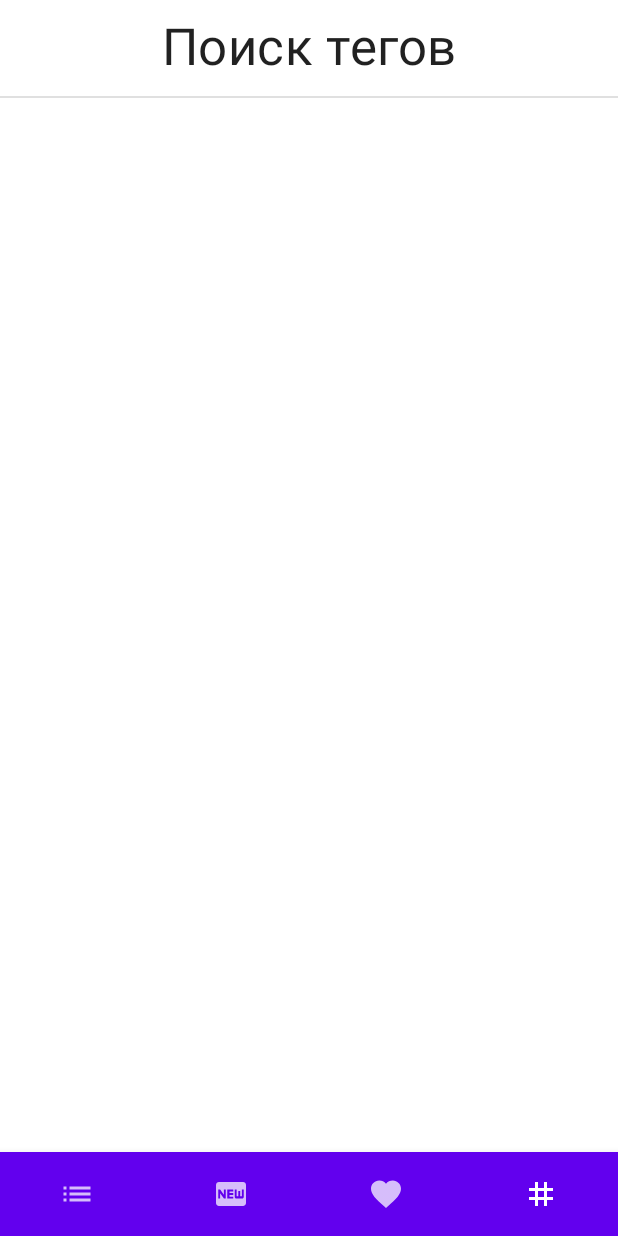
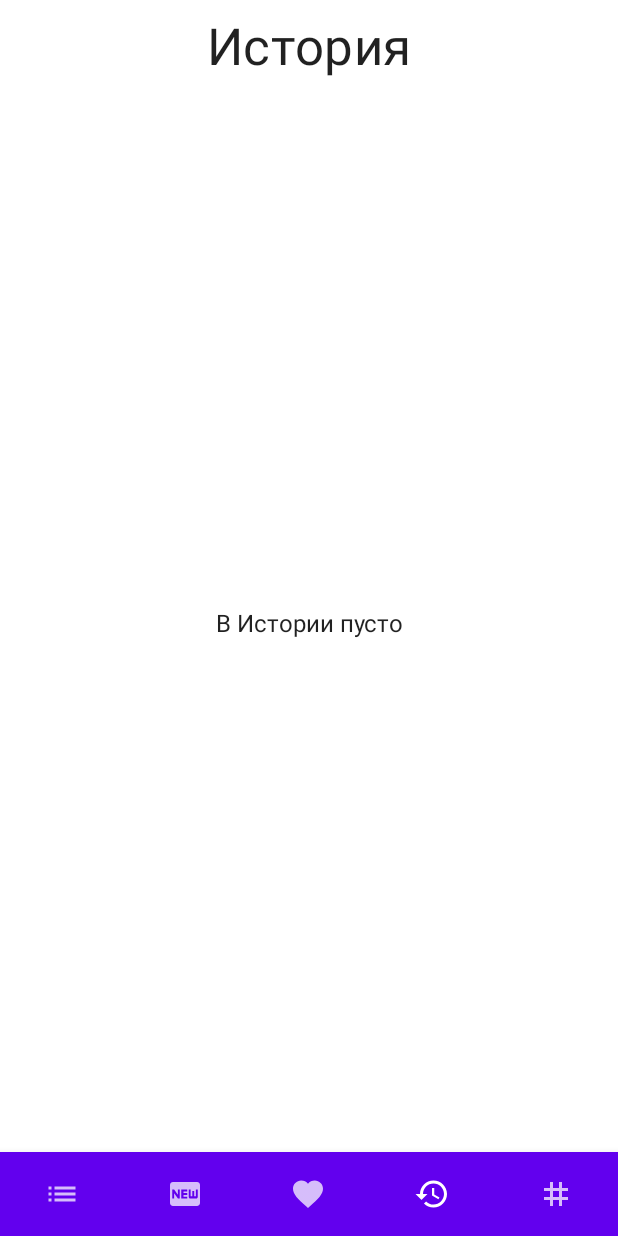
Before and after one commit to pokatomnik/scp-foundation, an Android app built with Jetpack Compose: the screen it shows after launch (MainActivity), item 4 of the bottom bar chosen, on a phone screen of 412 x 824 dp. Run offline under Robolectric (Android 15) with nearby library versions, the phone set to English and light mode, and no system bars; our stand-ins replace Dagger/Hilt's generated code, Room's generated code, accompanist; 1 statement that could not run was skipped.

Commit message:
Implement history

```diff
--- a/app/src/main/java/tk/pokatomnik/scpfoundation/MainActivity.kt
+++ b/app/src/main/java/tk/pokatomnik/scpfoundation/MainActivity.kt
@@ -5,28 +5,27 @@ import androidx.activity.ComponentActivity
 import androidx.activity.compose.setContent
 import androidx.compose.foundation.layout.fillMaxSize
 import androidx.compose.foundation.layout.padding
-import androidx.compose.material.*
+import androidx.compose.material.BottomNavigation
+import androidx.compose.material.MaterialTheme
+import androidx.compose.material.Scaffold
+import androidx.compose.material.Surface
 import androidx.compose.material.icons.Icons
-import androidx.compose.material.icons.filled.Favorite
-import androidx.compose.material.icons.filled.FiberNew
-import androidx.compose.material.icons.filled.List
-import androidx.compose.material.icons.filled.Tag
-import androidx.compose.runtime.getValue
+import androidx.compose.material.icons.filled.*
 import androidx.compose.ui.Modifier
-import androidx.navigation.NavDestination.Companion.hierarchy
 import androidx.navigation.NavType
 import androidx.navigation.compose.NavHost
 import androidx.navigation.compose.composable
-import androidx.navigation.compose.currentBackStackEntryAsState
 import androidx.navigation.compose.rememberNavController
 import androidx.navigation.navArgument
 import dagger.hilt.android.AndroidEntryPoint
+import tk.pokatomnik.scpfoundation.components.SCPNavItem
 import tk.pokatomnik.scpfoundation.domain.PageInfoImpl
 import tk.pokatomnik.scpfoundation.features.favorites.FavoritesList
+import tk.pokatomnik.scpfoundation.features.page.Page
+import tk.pokatomnik.scpfoundation.features.pageslist.PagesList
+import tk.pokatomnik.scpfoundation.features.pagesproviders.HistoryPagesProvider
 import tk.pokatomnik.scpfoundation.features.pagesproviders.LatestPagesProvider
-import tk.pokatomnik.scpfoundation.features.page.Page
 import tk.pokatomnik.scpfoundation.features.pagesproviders.MainPagesByRatingProvider
-import tk.pokatomnik.scpfoundation.features.pageslist.PagesList
 import tk.pokatomnik.scpfoundation.features.pagesproviders.MainPagesByTagsProvider
 import tk.pokatomnik.scpfoundation.features.tags.Tags
 import tk.pokatomnik.scpfoundation.ui.theme.SCPFoundationTheme
@@ -43,76 +42,35 @@ class MainActivity : ComponentActivity() {
                 Scaffold(
                     bottomBar = {
                         BottomNavigation {
-                            val navBackStackEntry by navController.currentBackStackEntryAsState()
-                            val currentDestination = navBackStackEntry?.destination
-                            BottomNavigationItem(
-                                selected = currentDestination?.hierarchy?.any { it.route === "pages" } == true,
-                                onClick = {
-                                    navController.navigate("pages") {
-//                                        Disable "back to home" navigation
-//                                        popUpTo(navController.graph.findStartDestination().id) {
-//                                            saveState = true
-//                                        }
-                                        launchSingleTop = true
-                                    }
-                                },
-                                icon = {
-                                    Icon(
-                                        Icons.Filled.List,
-                                        contentDescription = "Документы"
-                                    )
-                                }
+                            SCPNavItem(
+                                navController = navController,
+                                icon = Icons.Filled.List,
+                                contentDescription = "Документы",
+                                staticRoute = "pages"
                             )
-                            BottomNavigationItem(
-                                selected = currentDestination?.hierarchy?.any { it.route === "latestPages" } == true,
-                                onClick = {
-                                    navController.navigate("latestPages") {
-//                                        Disable "back to home" navigation
-//                                        popUpTo(navController.graph.findStartDestination().id) {
-//                                            saveState = true
-//                                        }
-                                        launchSingleTop = true
-                                    }
-                                },
-                                icon = {
-                                    Icon(
-                                        Icons.Filled.FiberNew,
-                                        contentDescription = "Новые документы"
-                                    )
-                                }
+                            SCPNavItem(
+                                navController = navController,
+                                icon = Icons.Filled.FiberNew,
+                                contentDescription = "Новые документы",
+                                staticRoute = "latestPages"
                             )
-                            BottomNavigationItem(
-                                selected = currentDestination?.hierarchy?.any { it.route === "favorites" } == true,
-                                onClick = {
-                                    navController.navigate("favorites") {
-//                                        Disable "back to home" navigation
-//                                        popUpTo(navController.graph.findStartDestination().id) {
-//                                            saveState = true
-//                                        }
-                                        launchSingleTop = true
-                                    }
-                                },
-                                icon = {
-                                    Icon(
-                                        Icons.Filled.Favorite,
-                                        contentDescription = "Избранное"
-                                    )
-                                }
+                            SCPNavItem(
+                                navController = navController,
+                                icon = Icons.Filled.Favorite,
+                                contentDescription = "Избранное",
+                                staticRoute = "favorites"
                             )
-                            BottomNavigationItem(
-                                selected = currentDestination?.hierarchy?.any { it.route === "tags" } == true,
-                                onClick = {
-                                    navController.navigate("tags") {
-//                                        Disable "back to home" navigation
-//                                        popUpTo(navController.graph.findStartDestination().id) {
-//                                            saveState = true
-//                                        }
-                                        launchSingleTop = true
-                                    }
-                                },
-                                icon = {
-                                    Icon(imageVector = Icons.Filled.Tag, contentDescription = "Теги")
-                                }
+                            SCPNavItem(
+                                navController = navController,
+                                icon = Icons.Filled.History,
+                                contentDescription = "История",
+                                staticRoute = "history"
+                            )
+                            SCPNavItem(
+                                navController = navController,
+                                icon = Icons.Filled.Tag,
+                                contentDescription = "Теги",
+                                staticRoute = "tags"
                             )
                         }
                     }
@@ -186,6 +144,26 @@ class MainActivity : ComponentActivity() {
                                     }
                                 })
                             }
+                            composable(route = "history") {
+                                HistoryPagesProvider {
+                                    PagesList(
+                                        title = "История",
+                                        emptyText = "В Истории пусто",
+                                        bottomText = { null },
+                                        hideNavigation = true,
+                                        onSelectPageInfo = {
+                                            val route = "page/${serializeToURLFriendly(it.url)}/${serializeToURLFriendly(it.name)}"
+                                            navController.navigate(route) {
+//                                                Disable "back to home" navigation
+//                                                popUpTo(navController.graph.findStartDestination().id) {
+//                                                    saveState = true
+//                                                }
+                                                launchSingleTop = true
+                                            }
+                                        }
+                                    )
+                                }
+                            }
                             composable(route = "latestPages") {
                                 LatestPagesProvider {
                                     PagesList(
--- /dev/null
+++ b/app/src/main/java/tk/pokatomnik/scpfoundation/components/NavItem.kt
@@ -0,0 +1,36 @@
+package tk.pokatomnik.scpfoundation.components
+
+import androidx.compose.foundation.layout.RowScope
+import androidx.compose.material.BottomNavigationItem
+import androidx.compose.material.Icon
+import androidx.compose.runtime.Composable
+import androidx.compose.runtime.getValue
+import androidx.compose.ui.graphics.vector.ImageVector
+import androidx.navigation.NavDestination.Companion.hierarchy
+import androidx.navigation.NavHostController
+import androidx.navigation.compose.currentBackStackEntryAsState
+
+@Composable
+fun RowScope.SCPNavItem(
+    navController: NavHostController,
+    icon: ImageVector,
+    contentDescription: String,
+    staticRoute: String,
+) {
+    val navBackStackEntry by navController.currentBackStackEntryAsState()
+    val currentDestination = navBackStackEntry?.destination
+    BottomNavigationItem(
+        selected = currentDestination?.hierarchy?.any { it.route === staticRoute } == true,
+        onClick = {
+            navController.navigate(staticRoute) {
+                launchSingleTop = true
+            }
+        },
+        icon = {
+            Icon(
+                imageVector = icon,
+                contentDescription = contentDescription
+            )
+        }
+    )
+}
--- a/app/src/main/java/tk/pokatomnik/scpfoundation/di/db/Database.kt
+++ b/app/src/main/java/tk/pokatomnik/scpfoundation/di/db/Database.kt
@@ -1,15 +1,23 @@
 package tk.pokatomnik.scpfoundation.di.db
 
+import androidx.room.AutoMigration
 import androidx.room.Database
 import androidx.room.RoomDatabase
 import tk.pokatomnik.scpfoundation.di.db.dao.favorites.Favorite
 import tk.pokatomnik.scpfoundation.di.db.dao.favorites.FavoritesDAO
+import tk.pokatomnik.scpfoundation.di.db.dao.recent.Recent
+import tk.pokatomnik.scpfoundation.di.db.dao.recent.RecentDao
 
 @Database(
-    entities = [Favorite::class],
-    version = 1,
-    exportSchema = true
+    entities = [Favorite::class, Recent::class],
+    version = 2,
+    exportSchema = true,
+    autoMigrations = [
+        AutoMigration(from = 1, to = 2)
+    ]
 )
 abstract class Database : RoomDatabase() {
     abstract fun favoritesDAO(): FavoritesDAO
+
+    abstract fun recentDAO(): RecentDao
 }
--- /dev/null
+++ b/app/src/main/java/tk/pokatomnik/scpfoundation/di/db/dao/recent/RecentDao.kt
@@ -0,0 +1,23 @@
+package tk.pokatomnik.scpfoundation.di.db.dao.recent
+
+import androidx.room.*
+
+@Dao
+abstract class RecentDao {
+    @Query("SELECT * FROM recent ORDER BY opened DESC")
+    abstract suspend fun getAll(): List<Recent>
+
+    @Insert(onConflict = OnConflictStrategy.IGNORE)
+    abstract suspend fun insert(recent: Recent): Long
+
+    @Query("UPDATE recent set opened = :opened WHERE url = :url")
+    abstract suspend fun update(url: String, opened: Long)
+
+    @Transaction
+    open suspend fun upsert(recent: Recent) {
+        val result = insert(recent)
+        if (result == -1L) {
+            update(recent.url, recent.opened)
+        }
+    }
+}
--- /dev/null
+++ b/app/src/main/java/tk/pokatomnik/scpfoundation/features/pagesproviders/HistoryPagesProvider.kt
@@ -0,0 +1,57 @@
+package tk.pokatomnik.scpfoundation.features.pagesproviders
+
+import androidx.compose.runtime.*
+import kotlinx.coroutines.launch
+import tk.pokatomnik.scpfoundation.di.db.rememberDatabase
+import tk.pokatomnik.scpfoundation.domain.PageInfoImpl
+import tk.pokatomnik.scpfoundation.domain.PagedResponse
+import tk.pokatomnik.scpfoundation.domain.PagedResponseImpl
+
+@Composable
+fun HistoryPagesProvider(
+    children: @Composable () -> Unit,
+) {
+    val database = rememberDatabase()
+    val scope = rememberCoroutineScope()
+
+    val (hasError, setHasError) = remember { mutableStateOf(false) }
+    val (loading, setLoading) = remember { mutableStateOf(false) }
+    val (pages, setPages) = remember { mutableStateOf<PagedResponse?>(null) }
+
+    LaunchedEffect(Unit) {
+        scope.launch {
+            setHasError(false)
+            setLoading(true)
+            setPages(null)
+
+            try {
+                val favoritesList = database.recentDAO().getAll()
+                val pagesList = favoritesList.map { PageInfoImpl(it) }
+                setPages(
+                    PagedResponseImpl(
+                        pages = pagesList,
+                        minPage = 1,
+                        maxPage = 1
+                    )
+                )
+            } catch (e: Exception) {
+                setHasError(true)
+            } finally {
+                setLoading(false)
+            }
+        }
+    }
+
+    CompositionLocalProvider(
+        LocalPagesList provides ContextValue(
+            hasError = hasError,
+            loading = loading,
+            pagedResponse = pages,
+            pageNumber = 1,
+            onExplicitNavigate = { },
+            forceRefresh = { }
+        )
+    ) {
+        children()
+    }
+}
```
Also changed, not shown: app/src/main/java/tk/pokatomnik/scpfoundation/di/db/dao/recent/Recent.kt (added, +25 -0 lines), app/src/main/java/tk/pokatomnik/scpfoundation/domain/PageInfoImpl.kt (+21 -0 lines), app/src/main/java/tk/pokatomnik/scpfoundation/features/page/Page.kt (+11 -0 lines), 1 other file.
